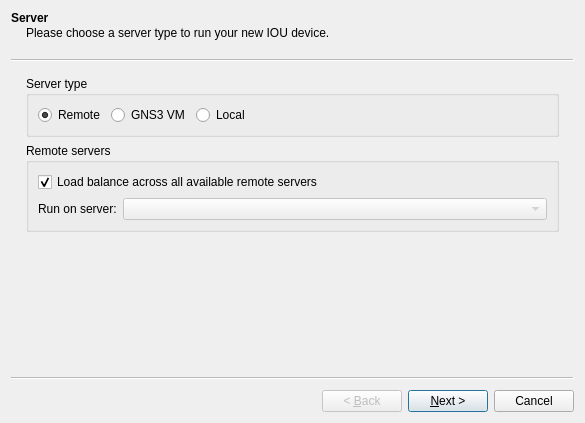
Old version of the form gns3/modules/iou/ui/iou_device_wizard.ui in the repository GNS3/gns3-gui.
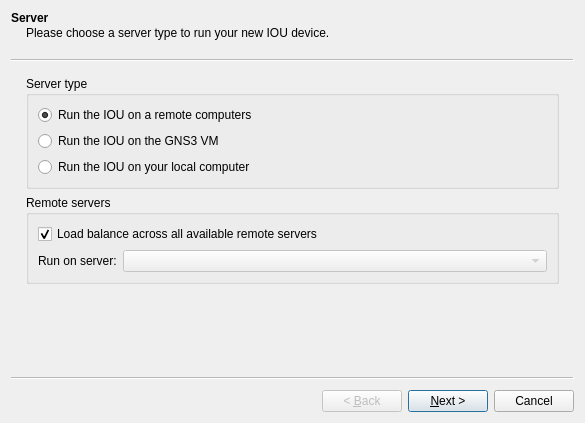
New version of the form.

What changed in the file:
```diff
--- a/gns3/modules/iou/ui/iou_device_wizard.ui
+++ b/gns3/modules/iou/ui/iou_device_wizard.ui
@@ -29,11 +29,11 @@
       <property name="title">
        <string>Server type</string>
       </property>
-      <layout class="QHBoxLayout" name="horizontalLayout">
+      <layout class="QVBoxLayout" name="verticalLayout">
        <item>
         <widget class="QRadioButton" name="uiRemoteRadioButton">
          <property name="text">
-          <string>Remote</string>
+          <string>Run the IOU on a remote computers</string>
          </property>
          <property name="checked">
           <bool>true</bool>
@@ -43,30 +43,17 @@
        <item>
         <widget class="QRadioButton" name="uiVMRadioButton">
          <property name="text">
-          <string>GNS3 VM</string>
+          <string>Run the IOU on the GNS3 VM</string>
          </property>
         </widget>
        </item>
        <item>
         <widget class="QRadioButton" name="uiLocalRadioButton">
          <property name="text">
-          <string>Local</string>
+          <string>Run the IOU on your local computer</string>
          </property>
         </widget>
        </item>
-       <item>
-        <spacer name="horizontalSpacer">
-         <property name="orientation">
-          <enum>Qt::Horizontal</enum>
-         </property>
-         <property name="sizeHint" stdset="0">
-          <size>
-           <width>40</width>
-           <height>20</height>
-          </size>
-         </property>
-        </spacer>
-       </item>
       </layout>
      </widget>
     </item>
```
